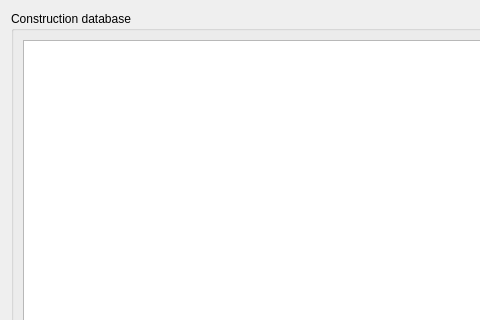
Qt form SIM-VICUS/src/SVDBConstructionEditDialog.ui (ghorwin/SIM-VICUS) before a commit; both pictures show x 0 to 480 and y 0 to 320 of the 984 by 459 pixel window.
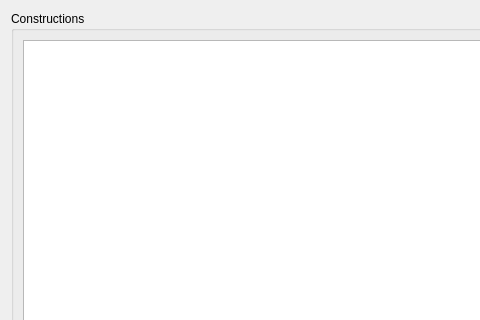
The same form after that commit. Icons and pictures are not drawn.

Commit message: Integrated dialog in main window.

Patch:
```diff
--- a/SIM-VICUS/src/SVDBConstructionEditDialog.ui
+++ b/SIM-VICUS/src/SVDBConstructionEditDialog.ui
@@ -17,7 +17,7 @@
    <item row="0" column="0">
     <widget class="QGroupBox" name="groupBox">
      <property name="title">
-      <string>Construction database</string>
+      <string>Constructions</string>
      </property>
      <layout class="QGridLayout" name="gridLayout">
       <item row="1" column="1">
```
Left out of the diff: 2 changed lines with no effect on the pictures. The commit also changes 2 other files.
